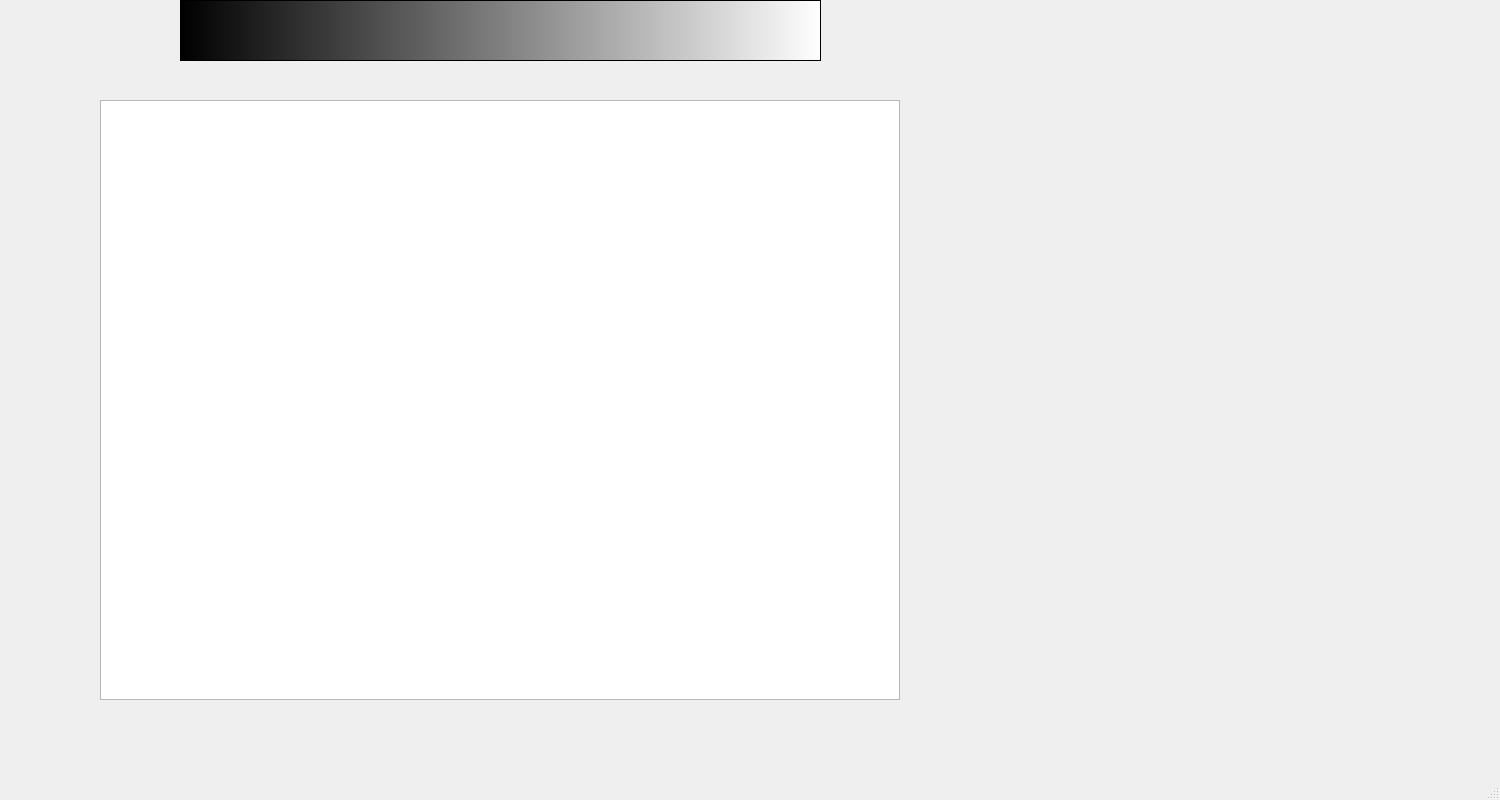
The window that mainwindow.ui (catkitchen721/2018-pd2-Project3) describes before a commit, drawn with Qt 5.
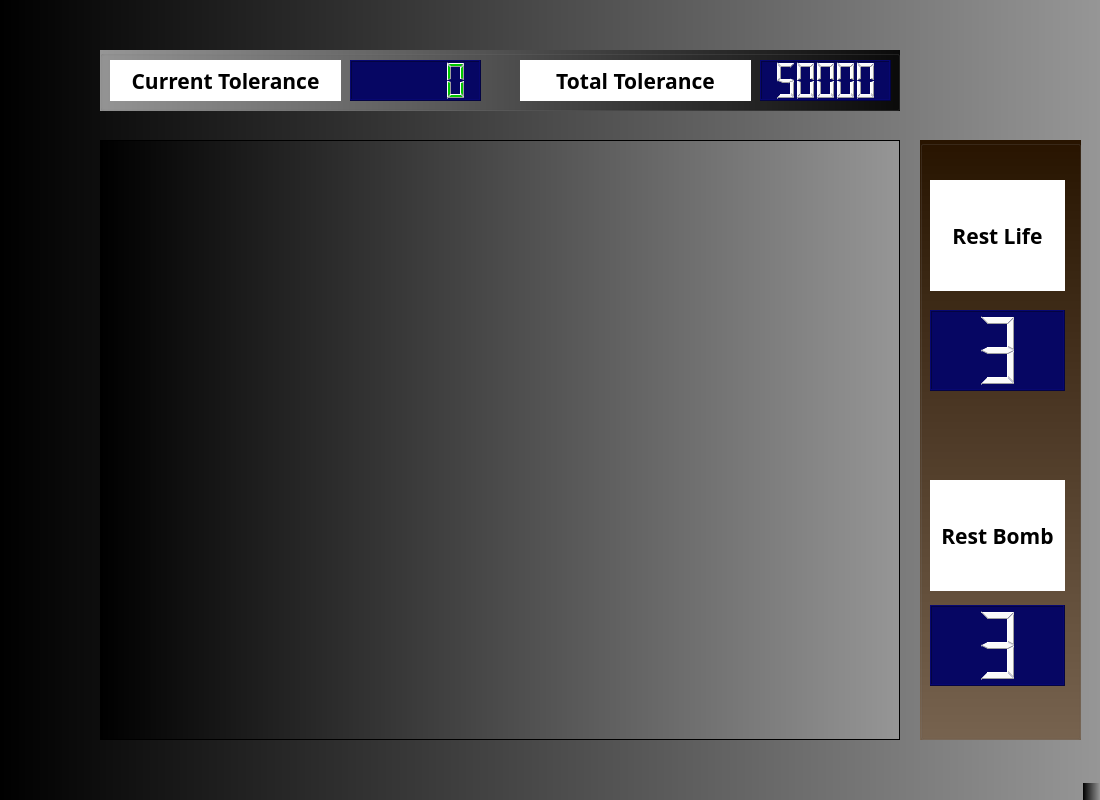
The same window after the commit.

What changed in the file:
```diff
--- a/mainwindow.ui
+++ b/mainwindow.ui
@@ -6,45 +6,260 @@
    <rect>
     <x>0</x>
     <y>0</y>
-    <width>1500</width>
+    <width>1100</width>
     <height>800</height>
    </rect>
   </property>
   <property name="windowTitle">
    <string>MainWindow</string>
   </property>
+  <property name="windowOpacity">
+   <double>1.000000000000000</double>
+  </property>
+  <property name="autoFillBackground">
+   <bool>false</bool>
+  </property>
+  <property name="styleSheet">
+   <string notr="true">background-color: qlineargradient(spread:pad, x1:0, y1:0, x2:1, y2:0, stop:0 rgba(0, 0, 0, 255), stop:1 rgba(150, 150, 150, 255));</string>
+  </property>
   <widget class="QWidget" name="centralWidget">
    <widget class="QGraphicsView" name="graphicsView">
     <property name="geometry">
      <rect>
       <x>100</x>
-      <y>100</y>
+      <y>140</y>
       <width>800</width>
       <height>600</height>
      </rect>
     </property>
    </widget>
-   <widget class="QTextBrowser" name="textBrowser">
+   <widget class="QGroupBox" name="groupBox">
     <property name="geometry">
      <rect>
-      <x>180</x>
-      <y>0</y>
-      <width>641</width>
+      <x>100</x>
+      <y>50</y>
+      <width>800</width>
       <height>61</height>
      </rect>
     </property>
-    <property name="font">
-     <font>
-      <family>Serif</family>
-      <pointsize>20</pointsize>
-      <weight>75</weight>
-      <italic>true</italic>
-      <bold>true</bold>
-     </font>
+    <property name="styleSheet">
+     <string notr="true">background-color: qlineargradient(spread:pad, x1:0, y1:0, x2:1, y2:0, stop:0 rgba(150, 150, 150, 255), stop:1 rgba(10, 10, 10, 255));</string>
     </property>
+    <property name="title">
+     <string/>
+    </property>
+    <widget class="QLCDNumber" name="currentTolerance">
+     <property name="geometry">
+      <rect>
+       <x>250</x>
+       <y>10</y>
+       <width>131</width>
+       <height>41</height>
+      </rect>
+     </property>
+     <property name="styleSheet">
+      <string notr="true">background-color: rgb(6, 6, 99);
+border-color: rgb(145, 145, 145);
+color: rgb(0, 200, 0);</string>
+     </property>
+     <property name="intValue" stdset="0">
+      <number>0</number>
+     </property>
+    </widget>
+    <widget class="QLCDNumber" name="totalTolerance">
+     <property name="geometry">
+      <rect>
+       <x>660</x>
+       <y>10</y>
+       <width>131</width>
+       <height>41</height>
+      </rect>
+     </property>
+     <property name="styleSheet">
+      <string notr="true">background-color: rgb(6, 6, 99);
+color: rgb(250, 250, 250);</string>
+     </property>
+     <property name="intValue" stdset="0">
+      <number>50000</number>
+     </property>
+    </widget>
+    <widget class="QLabel" name="label">
+     <property name="geometry">
+      <rect>
+       <x>10</x>
+       <y>10</y>
+       <width>231</width>
+       <height>41</height>
+      </rect>
+     </property>
+     <property name="font">
+      <font>
+       <family>Purisa</family>
+       <pointsize>16</pointsize>
+       <weight>75</weight>
+       <bold>true</bold>
+      </font>
+     </property>
+     <property name="styleSheet">
+      <string notr="true">background-color: rgb(255, 255, 255);
+color: rgb(0, 0, 0);</string>
+     </property>
+     <property name="text">
+      <string>Current Tolerance</string>
+     </property>
+     <property name="alignment">
+      <set>Qt::AlignCenter</set>
+     </property>
+    </widget>
+    <widget class="QLabel" name="label_2">
+     <property name="geometry">
+      <rect>
+       <x>420</x>
+       <y>10</y>
+       <width>231</width>
+       <height>41</height>
+      </rect>
+     </property>
+     <property name="font">
+      <font>
+       <family>Purisa</family>
+       <pointsize>16</pointsize>
+       <weight>75</weight>
+       <italic>false</italic>
+       <bold>true</bold>
+       <strikeout>false</strikeout>
+       <kerning>true</kerning>
+      </font>
+     </property>
+     <property name="styleSheet">
+      <string notr="true">background-color: rgb(255, 255, 255);
+color: rgb(0, 0, 0);</string>
+     </property>
+     <property name="text">
+      <string>Total Tolerance</string>
+     </property>
+     <property name="alignment">
+      <set>Qt::AlignCenter</set>
+     </property>
+    </widget>
+   </widget>
+   <widget class="QGroupBox" name="groupBox_2">
+    <property name="geometry">
+     <rect>
+      <x>920</x>
+      <y>140</y>
+      <width>161</width>
+      <height>600</height>
+     </rect>
+    </property>
     <property name="styleSheet">
-     <string notr="true">background-color: qlineargradient(spread:pad, x1:0, y1:0, x2:1, y2:0, stop:0 rgba(0, 0, 0, 255), stop:1 rgba(255, 255, 255, 255));</string>
+     <string notr="true">background-color: qlineargradient(spread:pad, x1:0, y1:0, x2:0, y2:1, stop:0 rgba(40, 20, 0, 255), stop:1 rgba(120, 100, 80, 255));</string>
     </property>
+    <property name="title">
+     <string/>
+    </property>
+    <widget class="QLCDNumber" name="restLife">
+     <property name="geometry">
+      <rect>
+       <x>10</x>
+       <y>170</y>
+       <width>135</width>
+       <height>81</height>
+      </rect>
+     </property>
+     <property name="styleSheet">
+      <string notr="true">background-color: rgb(6, 6, 99);
+color: rgb(250, 250, 250);</string>
+     </property>
+     <property name="digitCount">
+      <number>1</number>
+     </property>
+     <property name="segmentStyle">
+      <enum>QLCDNumber::Filled</enum>
+     </property>
+     <property name="intValue" stdset="0">
+      <number>3</number>
+     </property>
+    </widget>
+    <widget class="QLabel" name="label_3">
+     <property name="geometry">
+      <rect>
+       <x>10</x>
+       <y>40</y>
+       <width>135</width>
+       <height>111</height>
+      </rect>
+     </property>
+     <property name="font">
+      <font>
+       <family>Purisa</family>
+       <pointsize>16</pointsize>
+       <weight>75</weight>
+       <bold>true</bold>
+      </font>
+     </property>
+     <property name="styleSheet">
+      <string notr="true">background-color: rgb(255, 255, 255);
+color: rgb(0, 0, 0);</string>
+     </property>
+     <property name="text">
+      <string>Rest Life</string>
+     </property>
+     <property name="alignment">
+      <set>Qt::AlignCenter</set>
+     </property>
+    </widget>
+    <widget class="QLabel" name="label_4">
+     <property name="geometry">
+      <rect>
+       <x>10</x>
+       <y>340</y>
+       <width>135</width>
+       <height>111</height>
+      </rect>
+     </property>
+     <property name="font">
+      <font>
+       <family>Purisa</family>
+       <pointsize>16</pointsize>
+       <weight>75</weight>
+       <bold>true</bold>
+      </font>
+     </property>
+     <property name="styleSheet">
+      <string notr="true">background-color: rgb(255, 255, 255);
+color: rgb(0, 0, 0);</string>
+     </property>
+     <property name="text">
+      <string>Rest Bomb</string>
+     </property>
+     <property name="alignment">
+      <set>Qt::AlignCenter</set>
+     </property>
+    </widget>
+    <widget class="QLCDNumber" name="restBomb">
+     <property name="geometry">
+      <rect>
+       <x>10</x>
+       <y>465</y>
+       <width>135</width>
+       <height>81</height>
+      </rect>
+     </property>
+     <property name="styleSheet">
+      <string notr="true">background-color: rgb(6, 6, 99);
+color: rgb(250, 250, 250);</string>
+     </property>
+     <property name="digitCount">
+      <number>1</number>
+     </property>
+     <property name="segmentStyle">
+      <enum>QLCDNumber::Filled</enum>
+     </property>
+     <property name="intValue" stdset="0">
+      <number>3</number>
+     </property>
+    </widget>
    </widget>
   </widget>
   <widget class="QMenuBar" name="menuBar">
```
Left out of the diff: 2 changed lines with no effect on the pictures.
